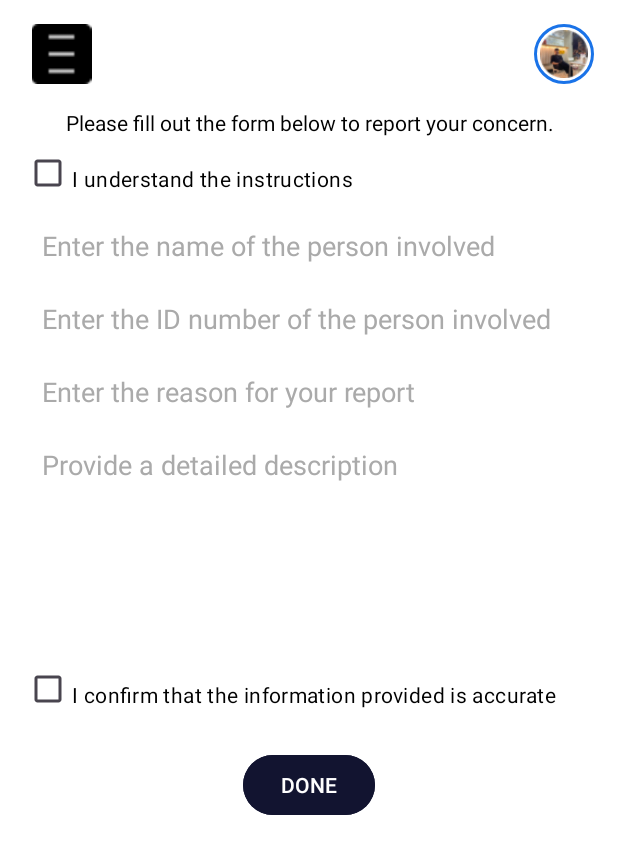
After one commit to RlphChrs/CAPSTONE_SASS_Mobile, an Android app: the fragment Report shown on its own in the app's theme, on a phone screen of 412 x 824 dp. The commit adds this screen. Shown: the top 854 px of the screen. Run offline under Robolectric (Android 15) with nearby library versions, the phone set to English and light mode, and no system bars.

Commit message:
Updated Report

```diff
--- /dev/null
+++ b/app/src/main/java/com/pilapil/sass/view/Report.kt
@@ -0,0 +1,60 @@
+package com.pilapil.sass.view
+
+import android.os.Bundle
+import androidx.fragment.app.Fragment
+import android.view.LayoutInflater
+import android.view.View
+import android.view.ViewGroup
+import com.pilapil.sass.R
+
+// TODO: Rename parameter arguments, choose names that match
+// the fragment initialization parameters, e.g. ARG_ITEM_NUMBER
+private const val ARG_PARAM1 = "param1"
+private const val ARG_PARAM2 = "param2"
+
+/**
+ * A simple [Fragment] subclass.
+ * Use the [Report.newInstance] factory method to
+ * create an instance of this fragment.
+ */
+class Report : Fragment() {
+    // TODO: Rename and change types of parameters
+    private var param1: String? = null
+    private var param2: String? = null
+
+    override fun onCreate(savedInstanceState: Bundle?) {
+        super.onCreate(savedInstanceState)
+        arguments?.let {
+            param1 = it.getString(ARG_PARAM1)
+            param2 = it.getString(ARG_PARAM2)
+        }
+    }
+
+    override fun onCreateView(
+        inflater: LayoutInflater, container: ViewGroup?,
+        savedInstanceState: Bundle?
+    ): View? {
+        // Inflate the layout for this fragment
+        return inflater.inflate(R.layout.fragment_report, container, false)
+    }
+
+    companion object {
+        /**
+         * Use this factory method to create a new instance of
+         * this fragment using the provided parameters.
+         *
+         * @param param1 Parameter 1.
+         * @param param2 Parameter 2.
+         * @return A new instance of fragment Report.
+         */
+        // TODO: Rename and change types and number of parameters
+        @JvmStatic
+        fun newInstance(param1: String, param2: String) =
+            Report().apply {
+                arguments = Bundle().apply {
+                    putString(ARG_PARAM1, param1)
+                    putString(ARG_PARAM2, param2)
+                }
+            }
+    }
+}
--- /dev/null
+++ b/app/src/main/res/layout/fragment_report.xml
@@ -0,0 +1,157 @@
+<?xml version="1.0" encoding="utf-8"?>
+<androidx.constraintlayout.widget.ConstraintLayout
+    xmlns:android="http://schemas.android.com/apk/res/android"
+    xmlns:app="http://schemas.android.com/apk/res-auto"
+    xmlns:tools="http://schemas.android.com/tools"
+    android:layout_width="match_parent"
+    android:layout_height="match_parent"
+    tools:context=".view.Report"
+    android:padding="16dp"
+    android:background="@android:color/white">
+
+    <!-- Toolbar -->
+    <LinearLayout
+        android:id="@+id/toolbar"
+        android:layout_width="match_parent"
+        android:layout_height="wrap_content"
+        android:orientation="horizontal"
+        android:gravity="center_vertical"
+        app:layout_constraintTop_toTopOf="parent">
+
+        <!-- Menu Icon -->
+        <ImageView
+            android:id="@+id/menu_icon"
+            android:layout_width="50dp"
+            android:layout_height="40dp"
+            android:src="@drawable/menu_toggle"
+            android:contentDescription="@string/menu_icon" />
+
+        <Space
+            android:layout_width="0dp"
+            android:layout_height="wrap_content"
+            android:layout_weight="1"/>
+
+        <!-- Profile Picture -->
+        <ImageView
+            android:id="@+id/profile_icon"
+            android:layout_width="40dp"
+            android:layout_height="40dp"
+            android:background="@drawable/circle_background"
+            android:contentDescription="@string/profile_picture"
+            android:padding="4dp"
+            android:src="@drawable/profile_image" />
+    </LinearLayout>
+
+    <!-- Instruction Text -->
+    <TextView
+        android:id="@+id/instructionText"
+        android:layout_width="0dp"
+        android:layout_height="wrap_content"
+        android:text="@string/instruction_text"
+        android:textSize="14sp"
+        android:textColor="@android:color/black"
+        android:textAlignment="center"
+        app:layout_constraintTop_toBottomOf="@id/toolbar"
+        app:layout_constraintStart_toStartOf="parent"
+        app:layout_constraintEnd_toEndOf="parent"
+        android:paddingTop="16dp"/>
+
+    <!-- Checkbox (I Understand) -->
+    <CheckBox
+        android:id="@+id/checkboxUnderstand"
+        android:layout_width="wrap_content"
+        android:layout_height="wrap_content"
+        android:text="@string/checkbox_understand"
+        android:textColor="@android:color/black"
+        app:layout_constraintTop_toBottomOf="@id/instructionText"
+        app:layout_constraintStart_toStartOf="parent"
+        android:paddingTop="8dp"/>
+
+    <!-- Name Input -->
+    <EditText
+        android:id="@+id/inputName"
+        android:layout_width="0dp"
+        android:layout_height="wrap_content"
+        android:hint="@string/input_name_hint"
+        android:inputType="textPersonName"
+        android:autofillHints="name"
+        android:textColor="@android:color/black"
+        android:textColorHint="@android:color/darker_gray"
+        android:background="@android:color/white"
+        android:padding="12dp"
+        app:layout_constraintTop_toBottomOf="@id/checkboxUnderstand"
+        app:layout_constraintStart_toStartOf="parent"
+        app:layout_constraintEnd_toEndOf="parent"/>
+
+    <!-- ID Number Input -->
+    <EditText
+        android:id="@+id/inputIdNumber"
+        android:layout_width="0dp"
+        android:layout_height="wrap_content"
+        android:hint="@string/input_id_hint"
+        android:inputType="number"
+        android:autofillHints="username"
+        android:textColor="@android:color/black"
+        android:textColorHint="@android:color/darker_gray"
+        android:background="@android:color/white"
+        android:padding="12dp"
+        app:layout_constraintTop_toBottomOf="@id/inputName"
+        app:layout_constraintStart_toStartOf="parent"
+        app:layout_constraintEnd_toEndOf="parent"/>
+
+    <!-- Reason Input -->
+    <EditText
+        android:id="@+id/inputReason"
+        android:layout_width="0dp"
+        android:layout_height="wrap_content"
+        android:hint="@string/input_reason_hint"
+        android:inputType="text"
+        android:textColor="@android:color/black"
+        android:textColorHint="@android:color/darker_gray"
+        android:background="@android:color/white"
+        android:padding="12dp"
+        app:layout_constraintTop_toBottomOf="@id/inputIdNumber"
+        app:layout_constraintStart_toStartOf="parent"
+        app:layout_constraintEnd_toEndOf="parent"/>
+
+    <!-- Description Input -->
+    <EditText
+        android:id="@+id/inputDescription"
+        android:layout_width="0dp"
+        android:layout_height="150dp"
+        android:hint="@string/input_description_hint"
+        android:inputType="textMultiLine"
+        android:textColor="@android:color/black"
+        android:textColorHint="@android:color/darker_gray"
+        android:background="@android:color/white"
+        android:padding="12dp"
+        android:gravity="top"
+        app:layout_constraintTop_toBottomOf="@id/inputReason"
+        app:layout_constraintStart_toStartOf="parent"
+        app:layout_constraintEnd_toEndOf="parent"/>
+
+    <!-- Confirmation Checkbox -->
+    <CheckBox
+        android:id="@+id/checkboxConfirm"
+        android:layout_width="wrap_content"
+        android:layout_height="wrap_content"
+        android:text="@string/checkbox_confirm"
+        android:textColor="@android:color/black"
+        app:layout_constraintTop_toBottomOf="@id/inputDescription"
+        app:layout_constraintStart_toStartOf="parent"
+        android:paddingTop="8dp"/>
+
+    <!-- Done Button -->
+    <Button
+        android:id="@+id/btnDone"
+        android:layout_width="wrap_content"
+        android:layout_height="wrap_content"
+        android:text="@string/button_done"
+        android:textAllCaps="false"
+        android:backgroundTint="@color/darkBlue"
+        android:textColor="@android:color/white"
+        app:layout_constraintTop_toBottomOf="@id/checkboxConfirm"
+        app:layout_constraintStart_toStartOf="parent"
+        app:layout_constraintEnd_toEndOf="parent"
+        android:layout_marginTop="16dp"/>
+</androidx.constraintlayout.widget.ConstraintLayout>
--- a/app/src/main/res/values/strings.xml
+++ b/app/src/main/res/values/strings.xml
@@ -122,5 +122,22 @@
     <string name="report1">Report</string>
     <string name="calendar">Calendar</string>
 
+    //Report
+
+    <!-- Instruction Text -->
+    <string name="instruction_text">Please fill out the form below to report your concern.</string>
+
+    <!-- Checkbox Labels -->
+    <string name="checkbox_understand">I understand the instructions</string>
+    <string name="checkbox_confirm">I confirm that the information provided is accurate</string>
+
+    <!-- Input Field Hints -->
+    <string name="input_name_hint">Enter the name of the person involved</string>
+    <string name="input_id_hint">Enter the ID number of the person involved</string>
+    <string name="input_reason_hint">Enter the reason for your report</string>
+    <string name="input_description_hint">Provide a detailed description</string>
+    <string name="button_done">DONE</string>
+
+
 
 </resources>
```
